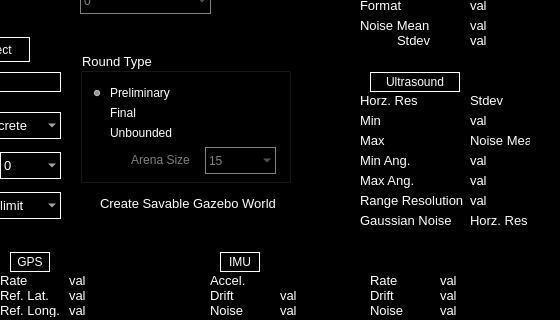
This is src/rqt_rover_gui/src/rover_gui_plugin.ui in BCLab-UNM/CPFA-ROS as Qt 5 draws it before an edit; both pictures show x 540 to 1100 and y 124 to 444 of the 1100 by 725 pixel window. The edited form follows.
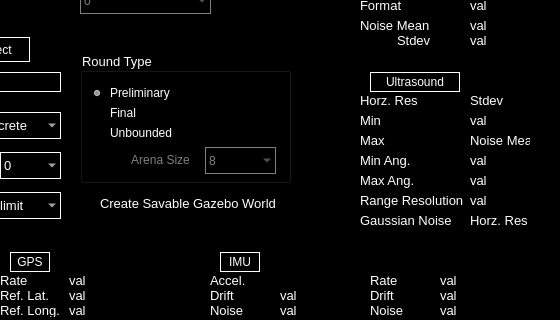
This is the edited form. Custom widgets are drawn as their Qt base class.

What changed in the file:
```diff
--- a/src/rqt_rover_gui/src/rover_gui_plugin.ui
+++ b/src/rqt_rover_gui/src/rover_gui_plugin.ui
@@ -869,6 +869,16 @@
 padding: 1px 0px 1px 3px; /*This makes text colour work*/
 </string>
        </property>
+       <item>
+        <property name="text">
+         <string>8</string>
+        </property>
+       </item>
+       <item>
+        <property name="text">
+         <string>10</string>
+        </property>
+       </item>
        <item>
         <property name="text">
          <string>15</string>
```
